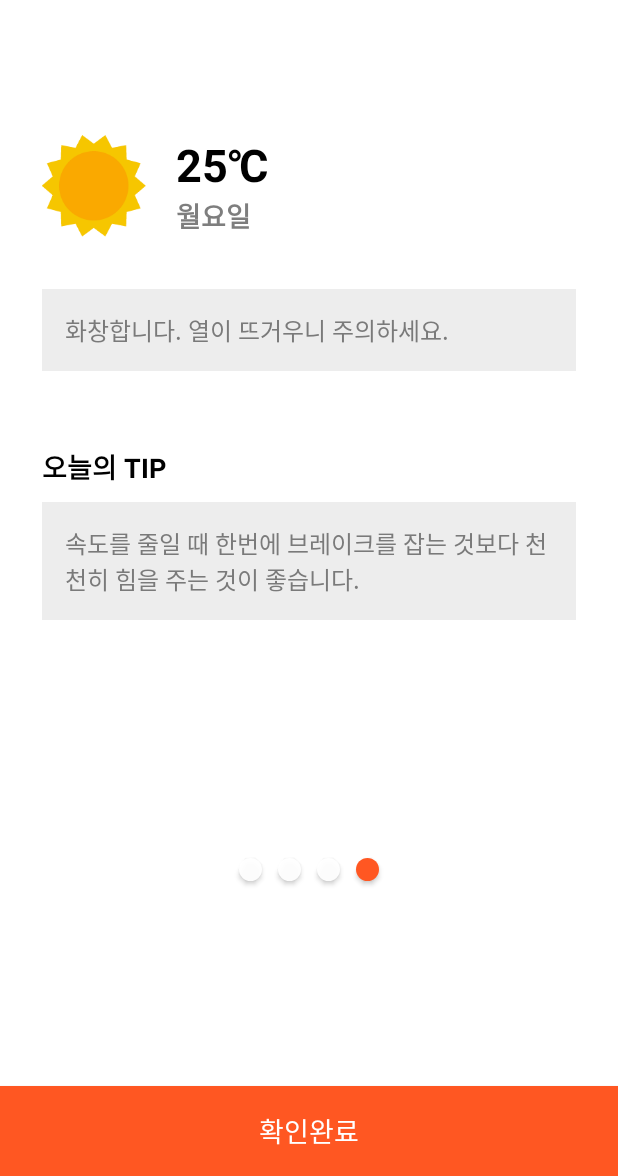
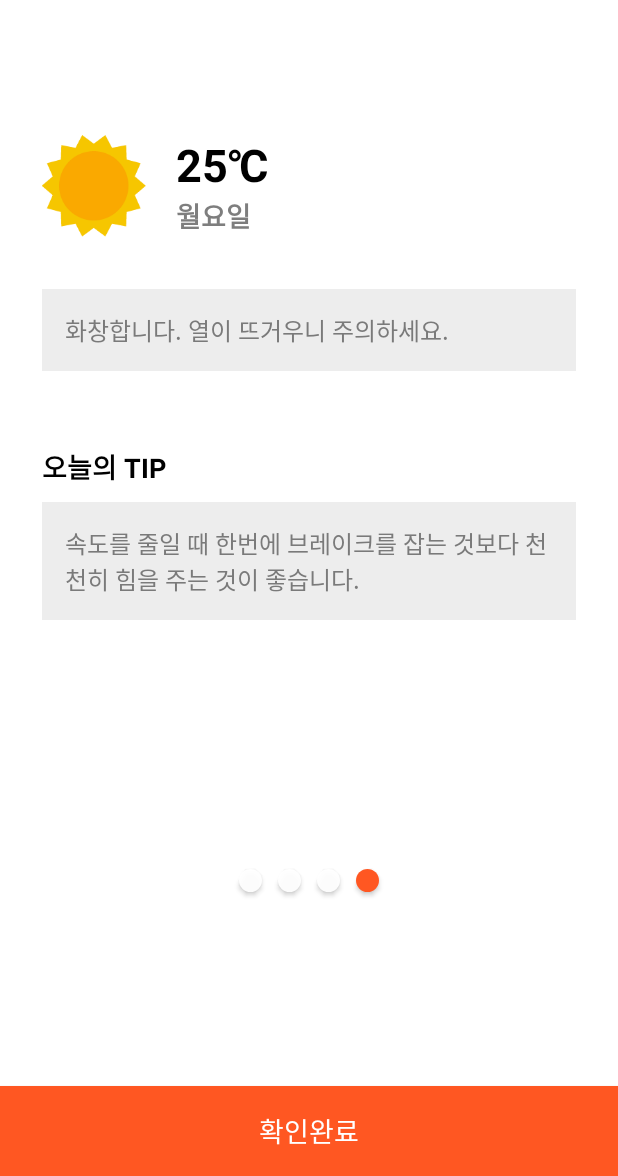
Before and after one commit to for-project-team/child-cycle-android, an Android app: the fragment PrepareFourthActivity placed in its activity, on a phone screen of 412 x 824 dp, the part 60-1236 px from its top. Run offline under Robolectric (Android 15) with nearby library versions, the phone set to English and light mode, and no system bars; 1 statement that could not run was skipped.

Commit message:
activity_prepare, activity_prepare_fourth 수정 PrepareActivity 3번째 화면 안넘어가는 것 수정 riding_main 화면 맞춤 content_main 글자크기조정

```diff
--- a/app/src/main/java/com/example/eunji/childcycle/PrepareFourthActivity.java
+++ b/app/src/main/java/com/example/eunji/childcycle/PrepareFourthActivity.java
@@ -1,9 +1,13 @@
 package com.example.eunji.childcycle;
 
 import android.content.Intent;
+import android.graphics.Color;
 import android.os.Bundle;
 import android.support.v4.app.Fragment;
 import android.support.v4.app.FragmentTransaction;
+import android.support.v7.app.ActionBar;
+import android.support.v7.app.AppCompatActivity;
+import android.support.v7.widget.Toolbar;
 import android.view.LayoutInflater;
 import android.view.View;
 import android.view.ViewGroup;
@@ -20,12 +24,17 @@ public class PrepareFourthActivity extends Fragment {
     private Fragment fragment;
     private Intent intent;
 
+    private Toolbar toolbar;
+
+
     public PrepareFourthActivity(){
 
     }
 
     private void _InitUi() {
         button = (Button) v.findViewById(R.id.button);
+
+        toolbar = (Toolbar) v.findViewById(R.id.app_toolbar);
     }
 
     @Override
@@ -34,8 +43,14 @@ public class PrepareFourthActivity extends Fragment {
 
         v = inflater.inflate(R.layout.activity_prepare_fourth, container, false);
 
+        ((AppCompatActivity) getActivity()).getSupportActionBar().hide();
         _InitUi();
 
+
+        toolbar.setTitle(" ChildCycle");
+        toolbar.setLogo(R.mipmap.hamburger);
+        toolbar.setTitleTextColor(Color.BLACK);
+        toolbar.setBackgroundColor(Color.WHITE);
         button.setOnClickListener(new View.OnClickListener() {
             @Override
             public void onClick(View v) {
--- a/app/src/main/res/layout/activity_adduser.xml
+++ b/app/src/main/res/layout/activity_adduser.xml
@@ -11,6 +11,7 @@
         android:layout_height="?attr/actionBarSize"
         android:background="?attr/colorPrimary"
         app:titleTextAppearance="@style/Toolbar.TitleText"
+        app:contentInsetStartWithNavigation="10dp"
         app:popupTheme="@style/AppTheme.PopupOverlay" />
 
     <FrameLayout
--- a/app/src/main/res/layout/activity_prepare.xml
+++ b/app/src/main/res/layout/activity_prepare.xml
@@ -24,8 +24,8 @@
         android:baselineAligned="false">
 
         <FrameLayout
-            android:layout_marginTop="45dp"
-            android:layout_marginBottom="45dp"
+            android:layout_marginTop="95dp"
+            android:layout_marginBottom="70dp"
             android:layout_width="match_parent"
             android:layout_height="250dp">
 
@@ -125,6 +125,7 @@
 </LinearLayout>
 
     <FrameLayout
+        android:layout_gravity="bottom"
         android:id="@+id/content_frame"
         android:layout_width="match_parent"
         android:layout_height="match_parent"></FrameLayout>
--- a/app/src/main/res/layout/activity_prepare_fourth.xml
+++ b/app/src/main/res/layout/activity_prepare_fourth.xml
@@ -118,7 +118,7 @@
     </LinearLayout>
 
     <LinearLayout
-        android:layout_marginTop="22dp"
+        android:layout_marginTop="37dp"
         android:gravity="center"
         android:orientation="horizontal"
         android:layout_width="match_parent"
--- a/app/src/main/res/layout/content_main.xml
+++ b/app/src/main/res/layout/content_main.xml
@@ -32,7 +32,7 @@
             android:weightSum="1">
 
             <TextView
-                android:textSize="14sp"
+                android:textSize="16sp"
                 android:textColor="#ffffff"
                 android:textAlignment="center"
                 android:layout_width="match_parent"
--- a/app/src/main/res/layout/contents_setting.xml
+++ b/app/src/main/res/layout/contents_setting.xml
@@ -12,6 +12,7 @@
         android:layout_height="?attr/actionBarSize"
         android:background="?attr/colorPrimary"
         app:titleTextAppearance="@style/Toolbar.TitleText"
+        app:contentInsetStartWithNavigation="10dp"
         app:popupTheme="@style/AppTheme.PopupOverlay" />
 
     <ListView
--- a/app/src/main/res/layout/riding_main.xml
+++ b/app/src/main/res/layout/riding_main.xml
@@ -75,6 +75,7 @@
                 android:layout_height="65dp"
                 android:layout_marginTop="8dp"
                 android:layout_marginLeft="8dp"
+                android:layout_marginRight="8dp"
                 android:layout_marginBottom="8dp"
                 android:layout_weight="1"
                 android:background="@color/button_font"
@@ -123,7 +124,7 @@
 
                     <TextView
                         android:id="@+id/weather_temp"
-                        android:layout_width="match_parent"
+                        android:layout_width="wrap_content"
                         android:layout_height="match_parent"
                         android:layout_marginTop="12dp"
                         android:gravity="center_vertical"
--- a/app/src/main/res/values/styles.xml
+++ b/app/src/main/res/values/styles.xml
@@ -30,6 +30,7 @@
 
     <style name="Toolbar.TitleText" parent="TextAppearance.Widget.AppCompat.Toolbar.Title">
         <item name="android:textSize">18sp</item>
+
     </style>
 
 </resources>
```
Also changed, not shown: app/src/main/java/com/example/eunji/childcycle/PrepareActivity.java (+43 -6 lines).
